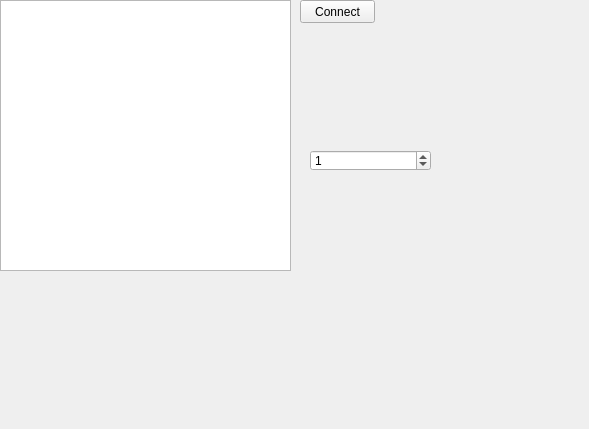
The window that bank-view/modbussetupwidget.ui (smandyscom/front-base-widget) describes before a commit, drawn with Qt 5.
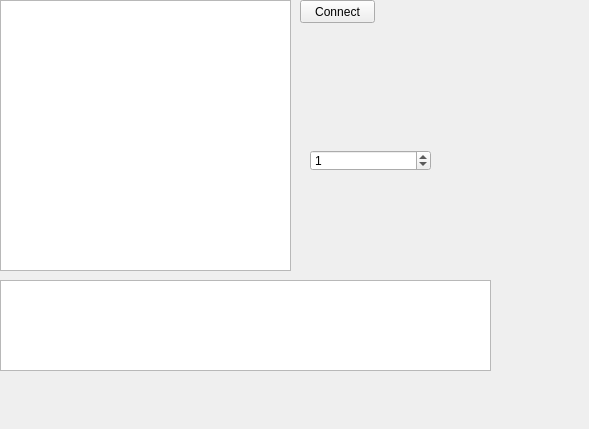
The same window after the commit.

Commit message: modbus setup widget build , going to test

Patch:
```diff
--- a/bank-view/modbussetupwidget.ui
+++ b/bank-view/modbussetupwidget.ui
@@ -41,10 +41,13 @@
     <rect>
      <x>310</x>
      <y>50</y>
-     <width>120</width>
+     <width>261</width>
      <height>80</height>
     </rect>
    </property>
+   <property name="autoFillBackground">
+    <bool>true</bool>
+   </property>
   </widget>
   <widget class="QSpinBox" name="spinBoxSlaveAddress">
    <property name="geometry">
@@ -62,6 +65,16 @@
     <number>1</number>
    </property>
   </widget>
+  <widget class="QTextBrowser" name="textBrowserScreen">
+   <property name="geometry">
+    <rect>
+     <x>0</x>
+     <y>280</y>
+     <width>491</width>
+     <height>91</height>
+    </rect>
+   </property>
+  </widget>
  </widget>
  <resources/>
  <connections/>
```
The commit also changes 5 other files.
